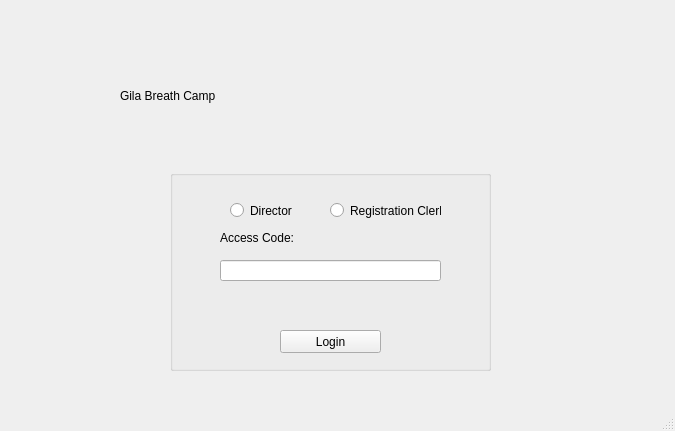
Before: the Qt Designer form ui-pyqt/campRegMain_Login.ui in songzhm/Camp-Registration, drawn with Qt 5.
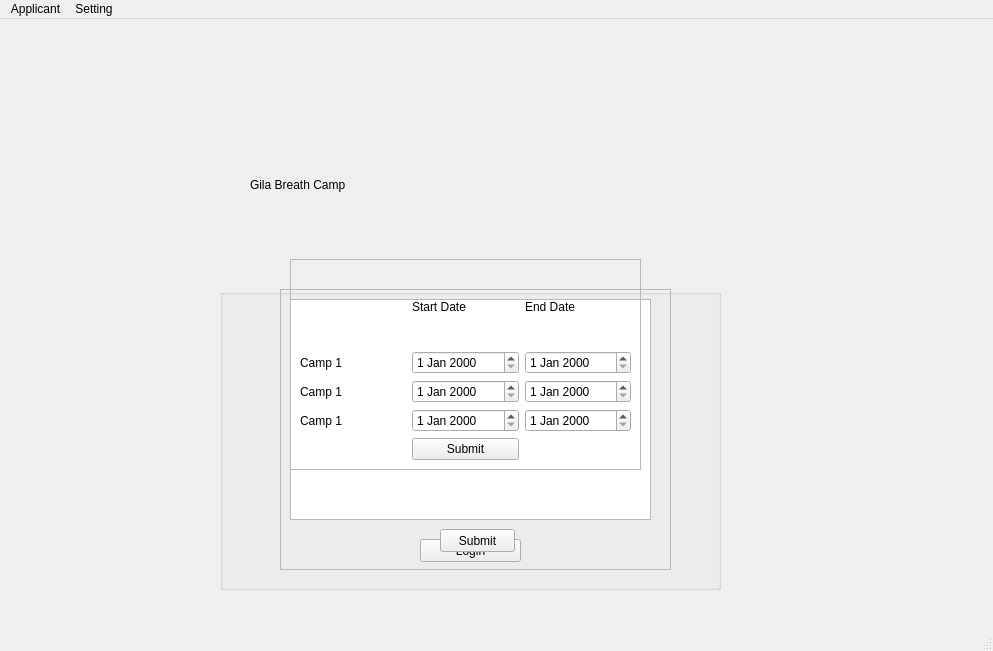
After: the same form once the commit is applied.

Diff of the .ui file:
```diff
--- a/ui-pyqt/campRegMain_Login.ui
+++ b/ui-pyqt/campRegMain_Login.ui
@@ -6,8 +6,8 @@
    <rect>
     <x>0</x>
     <y>0</y>
-    <width>675</width>
-    <height>431</height>
+    <width>993</width>
+    <height>651</height>
    </rect>
   </property>
   <property name="windowTitle">
@@ -17,8 +17,8 @@
    <widget class="QLabel" name="label">
     <property name="geometry">
      <rect>
-      <x>120</x>
-      <y>20</y>
+      <x>250</x>
+      <y>90</y>
       <width>471</width>
       <height>151</height>
      </rect>
@@ -33,10 +33,10 @@
    <widget class="QGroupBox" name="groupBox">
     <property name="geometry">
      <rect>
-      <x>170</x>
-      <y>170</y>
-      <width>321</width>
-      <height>201</height>
+      <x>220</x>
+      <y>270</y>
+      <width>501</width>
+      <height>301</height>
      </rect>
     </property>
     <property name="title">
@@ -45,10 +45,10 @@
     <widget class="QRadioButton" name="radioButton">
      <property name="geometry">
       <rect>
-       <x>60</x>
-       <y>30</y>
-       <width>101</width>
-       <height>21</height>
+       <x>140</x>
+       <y>50</y>
+       <width>211</width>
+       <height>41</height>
       </rect>
      </property>
      <property name="text">
@@ -58,31 +58,31 @@
     <widget class="QRadioButton" name="radioButton_2">
      <property name="geometry">
       <rect>
-       <x>160</x>
-       <y>30</y>
-       <width>111</width>
-       <height>21</height>
-      </rect>
-     </property>
-     <property name="text">
-      <string>Registration Clerk</string>
-     </property>
-    </widget>
-    <widget class="QLineEdit" name="lineEdit">
-     <property name="geometry">
-      <rect>
-       <x>50</x>
+       <x>140</x>
        <y>90</y>
+       <width>211</width>
+       <height>41</height>
+      </rect>
+     </property>
+     <property name="text">
+      <string>Registration Clerk</string>
+     </property>
+    </widget>
+    <widget class="QLineEdit" name="lineEditAccessCode">
+     <property name="geometry">
+      <rect>
+       <x>140</x>
+       <y>180</y>
        <width>221</width>
        <height>21</height>
       </rect>
      </property>
     </widget>
-    <widget class="QLabel" name="label_2">
+    <widget class="QLabel" name="labelAccessCode">
      <property name="geometry">
       <rect>
-       <x>50</x>
-       <y>60</y>
+       <x>140</x>
+       <y>140</y>
        <width>221</width>
        <height>16</height>
       </rect>
@@ -94,8 +94,8 @@
     <widget class="QPushButton" name="pushButton">
      <property name="geometry">
       <rect>
-       <x>110</x>
-       <y>160</y>
+       <x>200</x>
+       <y>250</y>
        <width>101</width>
        <height>23</height>
       </rect>
@@ -107,8 +107,8 @@
     <widget class="QLabel" name="labelLogin">
      <property name="geometry">
       <rect>
-       <x>20</x>
-       <y>120</y>
+       <x>120</x>
+       <y>210</y>
        <width>281</width>
        <height>23</height>
       </rect>
@@ -118,8 +118,151 @@
      </property>
     </widget>
    </widget>
+   <widget class="QFrame" name="frameCheckList">
+    <property name="geometry">
+     <rect>
+      <x>280</x>
+      <y>270</y>
+      <width>391</width>
+      <height>281</height>
+     </rect>
+    </property>
+    <property name="frameShape">
+     <enum>QFrame::StyledPanel</enum>
+    </property>
+    <property name="frameShadow">
+     <enum>QFrame::Raised</enum>
+    </property>
+    <widget class="QTextEdit" name="textEditCheckList">
+     <property name="geometry">
+      <rect>
+       <x>10</x>
+       <y>10</y>
+       <width>361</width>
+       <height>221</height>
+      </rect>
+     </property>
+    </widget>
+    <widget class="QPushButton" name="pushButtonCheckList">
+     <property name="geometry">
+      <rect>
+       <x>160</x>
+       <y>240</y>
+       <width>75</width>
+       <height>23</height>
+      </rect>
+     </property>
+     <property name="text">
+      <string>Submit</string>
+     </property>
+    </widget>
+   </widget>
+   <widget class="QFrame" name="frame">
+    <property name="geometry">
+     <rect>
+      <x>290</x>
+      <y>240</y>
+      <width>351</width>
+      <height>211</height>
+     </rect>
+    </property>
+    <property name="frameShape">
+     <enum>QFrame::StyledPanel</enum>
+    </property>
+    <property name="frameShadow">
+     <enum>QFrame::Raised</enum>
+    </property>
+    <layout class="QGridLayout" name="gridLayout">
+     <item row="4" column="0">
+      <widget class="QLabel" name="label_4">
+       <property name="text">
+        <string>Camp 1</string>
+       </property>
+      </widget>
+     </item>
+     <item row="3" column="0">
+      <widget class="QLabel" name="label_3">
+       <property name="text">
+        <string>Camp 1</string>
+       </property>
+      </widget>
+     </item>
+     <item row="1" column="0">
+      <widget class="QLabel" name="label_2">
+       <property name="text">
+        <string>Camp 1</string>
+       </property>
+      </widget>
+     </item>
+     <item row="3" column="1">
+      <widget class="QDateEdit" name="dateEditCamp2Start"/>
+     </item>
+     <item row="1" column="1">
+      <widget class="QDateEdit" name="dateEditCampStart"/>
+     </item>
+     <item row="0" column="2">
+      <widget class="QLabel" name="label_6">
+       <property name="text">
+        <string>End Date</string>
+       </property>
+      </widget>
+     </item>
+     <item row="4" column="2">
+      <widget class="QDateEdit" name="dateEditCamp3End"/>
+     </item>
+     <item row="3" column="2">
+      <widget class="QDateEdit" name="dateEditCamp2End"/>
+     </item>
+     <item row="0" column="1">
+      <widget class="QLabel" name="label_5">
+       <property name="text">
+        <string>Start Date</string>
+       </property>
+      </widget>
+     </item>
+     <item row="4" column="1">
+      <widget class="QDateEdit" name="dateEditCamp3Start"/>
+     </item>
+     <item row="1" column="2">
+      <widget class="QDateEdit" name="dateEditCamp1End"/>
+     </item>
+     <item row="5" column="1">
+      <widget class="QPushButton" name="pushButtonCampDates">
+       <property name="text">
+        <string>Submit</string>
+       </property>
+      </widget>
+     </item>
+    </layout>
+   </widget>
   </widget>
   <widget class="QStatusBar" name="statusbar"/>
+  <widget class="QMenuBar" name="menuBar">
+   <property name="geometry">
+    <rect>
+     <x>0</x>
+     <y>0</y>
+     <width>993</width>
+     <height>36</height>
+    </rect>
+   </property>
+   <widget class="QMenu" name="menuApplicant">
+    <property name="title">
+     <string>Applicant</string>
+    </property>
+    <addaction name="actionAdd_New_Applicant"/>
+    <addaction name="actionLook_Up_2"/>
+   </widget>
+   <widget class="QMenu" name="menuSetting">
+    <property name="title">
+     <string>Setting</string>
+    </property>
+    <addaction name="actionChange_Camp_Dates"/>
+    <addaction name="actionChange_Content_of_Checklist"/>
+   </widget>
+   <addaction name="menuApplicant"/>
+   <addaction name="menuSetting"/>
+  </widget>
   <action name="actionAdd_New">
    <property name="text">
     <string>Add New Applicant</string>
```
Left out of the diff: 28 changed lines with no effect on the pictures.
